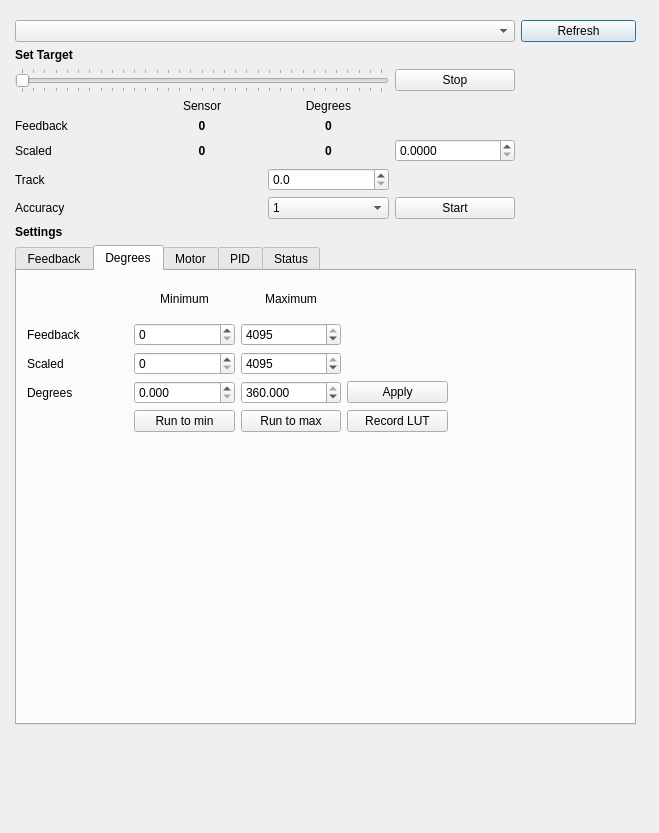
poes-weather/Sensor-Benchmark, file jrk/usbjrkdialog.ui: the form before one commit.
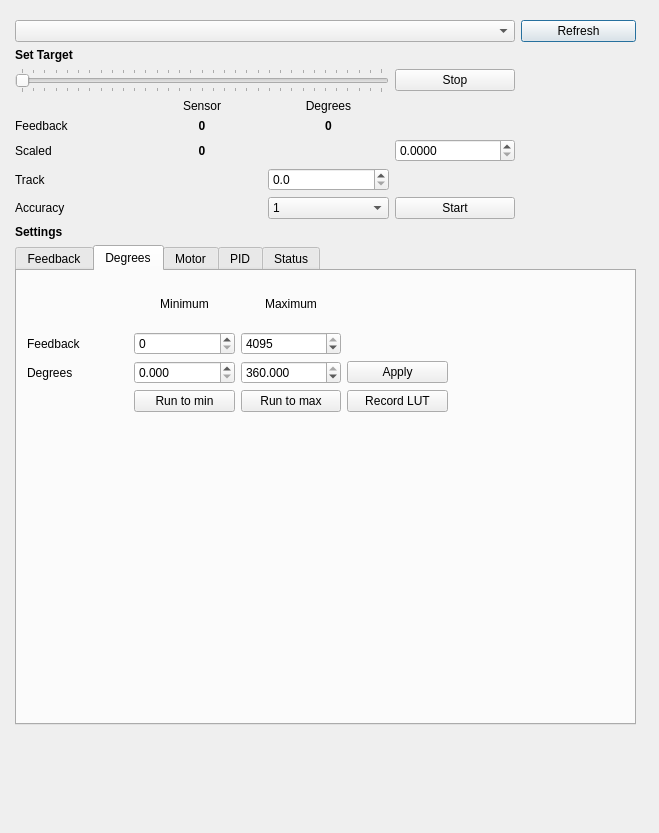
The form after the commit. The open tabs and pages were chosen to show the change.

What changed in the file:
```diff
--- a/jrk/usbjrkdialog.ui
+++ b/jrk/usbjrkdialog.ui
@@ -174,22 +174,6 @@
         </property>
        </widget>
       </item>
-      <item row="4" column="2">
-       <widget class="QLabel" name="scaleddegreesLabel">
-        <property name="font">
-         <font>
-          <weight>75</weight>
-          <bold>true</bold>
-         </font>
-        </property>
-        <property name="text">
-         <string>0</string>
-        </property>
-        <property name="alignment">
-         <set>Qt::AlignCenter</set>
-        </property>
-       </widget>
-      </item>
       <item row="4" column="3">
        <widget class="QDoubleSpinBox" name="degSb">
         <property name="decimals">
@@ -491,7 +475,7 @@
           <x>10</x>
           <y>10</y>
           <width>421</width>
-          <height>151</height>
+          <height>131</height>
          </rect>
         </property>
         <layout class="QGridLayout" name="gridLayout_2">
@@ -542,14 +526,14 @@
            </property>
           </widget>
          </item>
-         <item row="3" column="0">
+         <item row="2" column="0">
           <widget class="QLabel" name="label_11">
            <property name="text">
             <string>Degrees</string>
            </property>
           </widget>
          </item>
-         <item row="3" column="1">
+         <item row="2" column="1">
           <widget class="QDoubleSpinBox" name="mindegSb">
            <property name="decimals">
             <number>3</number>
@@ -559,7 +543,7 @@
            </property>
           </widget>
          </item>
-         <item row="3" column="2">
+         <item row="2" column="2">
           <widget class="QDoubleSpinBox" name="maxdegSb">
            <property name="decimals">
             <number>3</number>
@@ -572,61 +556,34 @@
            </property>
           </widget>
          </item>
-         <item row="3" column="3">
+         <item row="2" column="3">
           <widget class="QPushButton" name="applyDegBtn">
            <property name="text">
             <string>Apply</string>
            </property>
           </widget>
          </item>
-         <item row="4" column="1">
+         <item row="3" column="1">
           <widget class="QPushButton" name="gotoMinBtn">
            <property name="text">
             <string>Run to min</string>
            </property>
           </widget>
          </item>
-         <item row="4" column="2">
+         <item row="3" column="2">
           <widget class="QPushButton" name="gotoMaxBtn">
            <property name="text">
             <string>Run to max</string>
            </property>
           </widget>
          </item>
-         <item row="4" column="3">
+         <item row="3" column="3">
           <widget class="QPushButton" name="pushButton">
            <property name="text">
             <string>Record LUT</string>
            </property>
           </widget>
          </item>
-         <item row="2" column="0">
-          <widget class="QLabel" name="label_13">
-           <property name="text">
-            <string>Scaled</string>
-           </property>
-          </widget>
-         </item>
-         <item row="2" column="1">
-          <widget class="QSpinBox" name="scaledfeedbackMinDegSb">
-           <property name="maximum">
-            <number>4095</number>
-           </property>
-           <property name="value">
-            <number>0</number>
-           </property>
-          </widget>
-         </item>
-         <item row="2" column="2">
-          <widget class="QSpinBox" name="scaledfeedbackMaxDegSb">
-           <property name="maximum">
-            <number>4095</number>
-           </property>
-           <property name="value">
-            <number>4095</number>
-           </property>
-          </widget>
-         </item>
         </layout>
        </widget>
       </widget>
```
Left out of the diff: 4 changed lines with no effect on the pictures.
